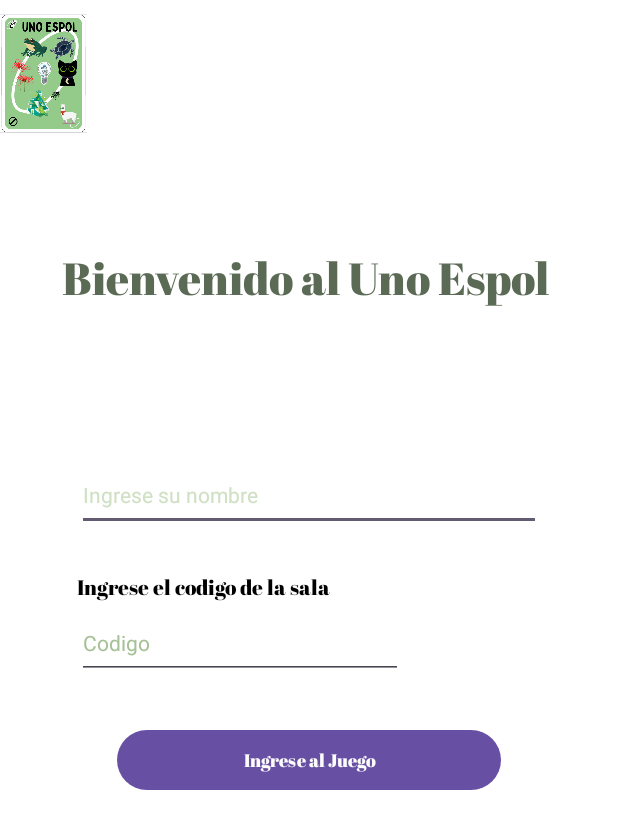
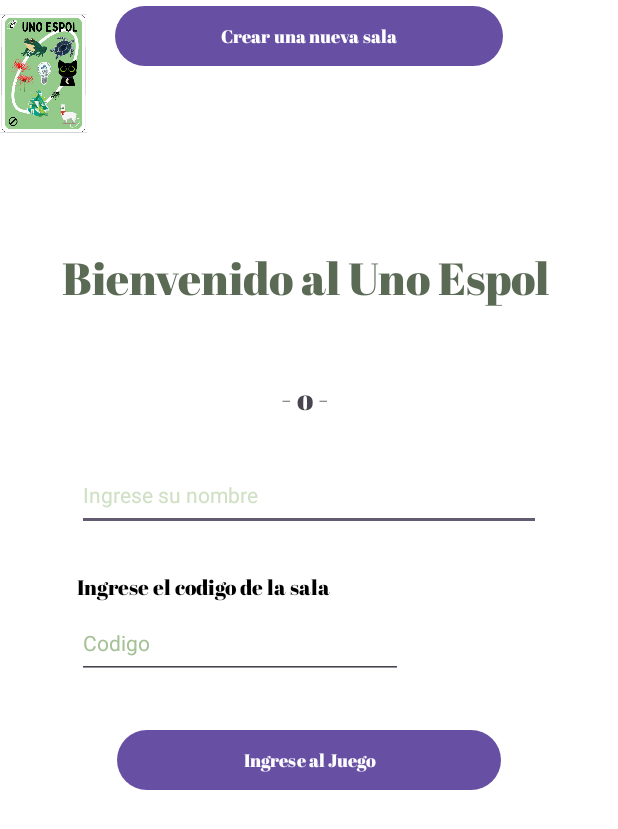
Before and after one commit to Reload2704/UNO-GameProject, an Android app: the screen it shows after launch (MainActivity), on a phone screen of 412 x 824 dp. Shown: the top 829 px of the screen. Run offline under Robolectric (Android 15) with nearby library versions, the phone set to English and light mode, and no system bars.

Commit message:
Proyect-Uno-Android Studio
Actualización/implementación del botón/crear una sala

```diff
--- a/ProyectUNOPOO/app/src/main/res/layout/activity_main.xml
+++ b/ProyectUNOPOO/app/src/main/res/layout/activity_main.xml
@@ -181,4 +181,29 @@
         tools:layout_editor_absoluteY="284dp"
         tools:ignore="MissingConstraints" />
 
+    <Button
+        android:id="@+id/crearSala"
+        android:layout_width="0dp"
+        android:layout_height="wrap_content"
+        android:layout_marginStart="35dp"
+        android:layout_marginEnd="35dp"
+        android:fontFamily="@font/abril_fatface"
+        android:text="Crear una nueva sala"
+        android:textSize="12sp"
+        app:layout_constraintEnd_toStartOf="@+id/guideline2"
+        app:layout_constraintStart_toStartOf="@+id/guideline"
+        tools:layout_editor_absoluteY="473dp" />
+
+    <TextView
+        android:id="@+id/textView2"
+        android:layout_width="37dp"
+        android:layout_height="wrap_content"
+        android:fontFamily="@font/abril_fatface"
+        android:text="- o - "
+        android:textSize="20sp"
+        app:layout_constraintBottom_toTopOf="@+id/crearSala"
+        app:layout_constraintEnd_toStartOf="@+id/guideline2"
+        app:layout_constraintStart_toStartOf="@+id/guideline"
+        app:layout_constraintTop_toBottomOf="@+id/ingresar" />
+
 </androidx.constraintlayout.widget.ConstraintLayout>
```
